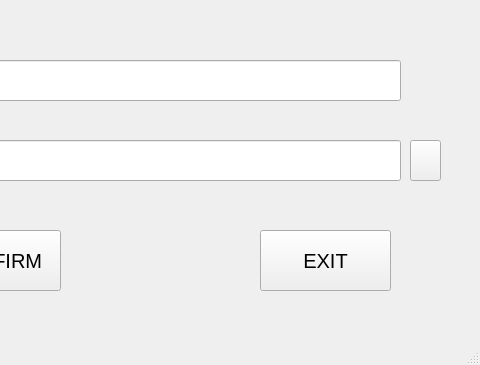
Above: app.ui from JohnPoleshchuk/KeyboardTrainer before the change; both pictures show x 290 to 770 and y 190 to 555 of the 770 by 555 pixel window. Below: the same form after it.
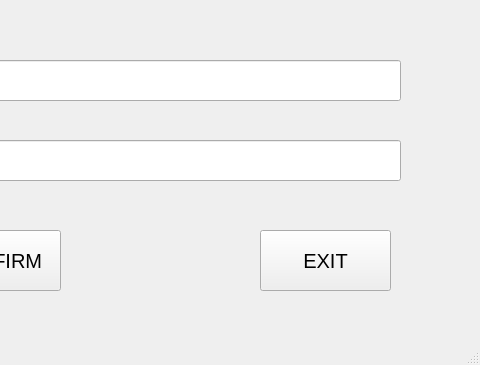
That is the form after the change.

Diff of the .ui file:
```diff
--- a/app.ui
+++ b/app.ui
@@ -172,19 +172,6 @@
          <string>SIGN UP</string>
         </property>
        </widget>
-       <widget class="QPushButton" name="ButtonForgetPassword">
-        <property name="geometry">
-         <rect>
-          <x>710</x>
-          <y>300</y>
-          <width>31</width>
-          <height>41</height>
-         </rect>
-        </property>
-        <property name="text">
-         <string/>
-        </property>
-       </widget>
       </widget>
       <widget class="QWidget" name="SignUp">
        <widget class="QLabel" name="label_3">
```
